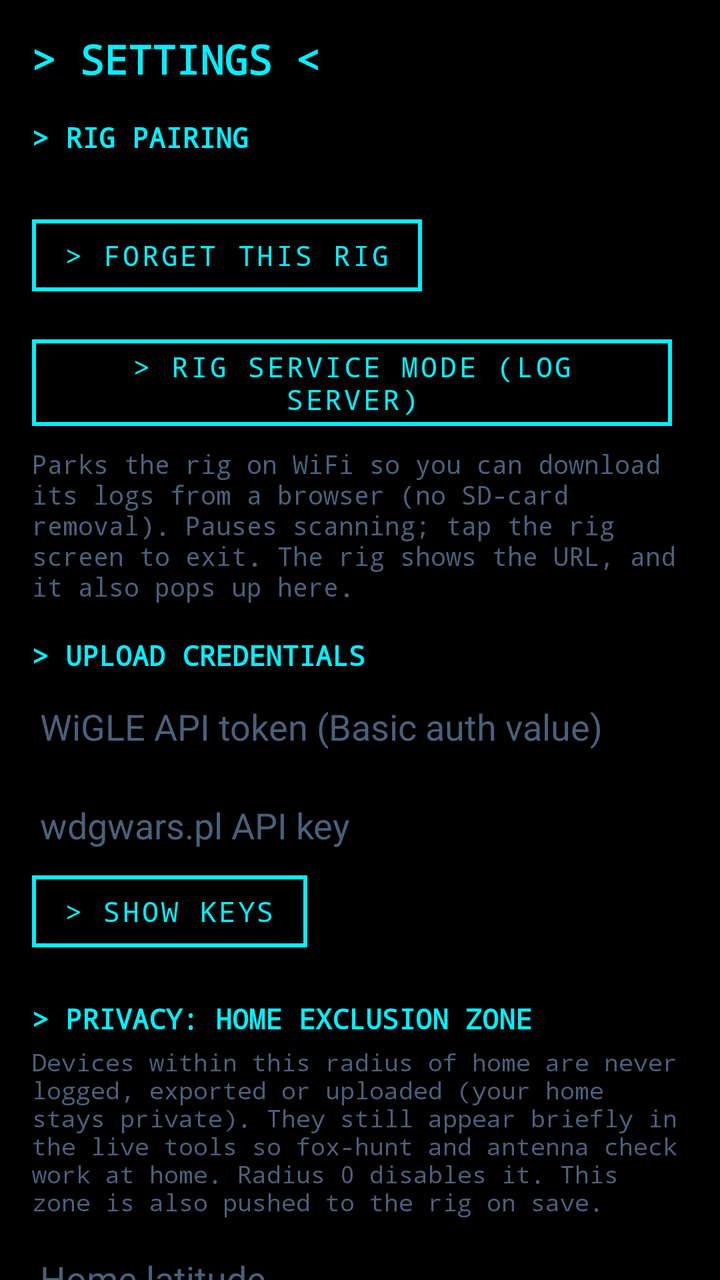
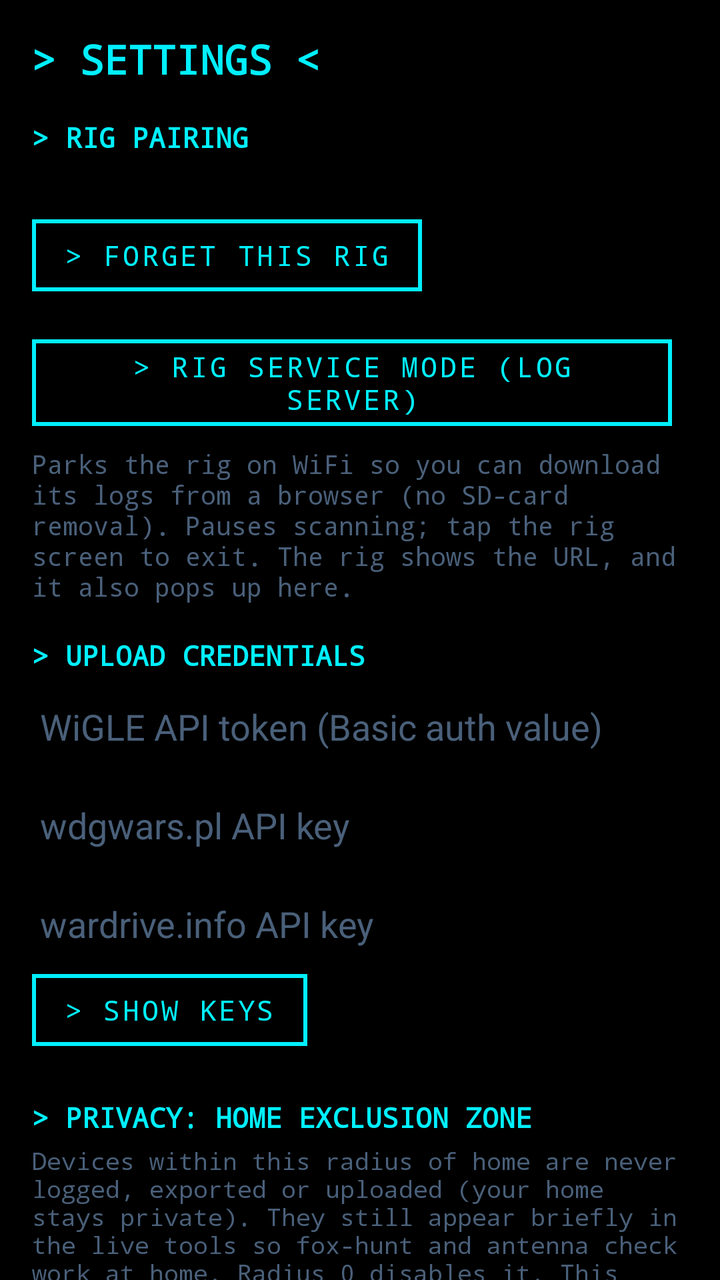

The first picture is an Android layout as it rendered before a commit; the second is the same layout after the commit. The layout source and the unified diff follow.
<!-- AndroidManifest.xml: application theme Theme.WardriveBridge -->
<!-- res/layout/activity_settings.xml -->
<?xml version="1.0" encoding="utf-8"?>
<ScrollView xmlns:android="http://schemas.android.com/apk/res/android"
    android:layout_width="match_parent"
    android:layout_height="match_parent"
    android:background="@color/background">

    <LinearLayout
        android:layout_width="match_parent"
        android:layout_height="wrap_content"
        android:orientation="vertical"
        android:padding="16dp">

        <TextView
            android:layout_width="match_parent"
            android:layout_height="wrap_content"
            android:text="&gt; SETTINGS &lt;"
            android:textColor="@color/cyan_500"
            android:textSize="20sp"
            android:textStyle="bold"
            android:paddingBottom="16dp" />

        <TextView
            android:layout_width="match_parent"
            android:layout_height="wrap_content"
            android:text="&gt; RIG PAIRING"
            android:textColor="@color/cyan_500"
            android:textSize="14sp"
            android:textStyle="bold"
            android:paddingBottom="4dp" />

        <TextView
            android:id="@+id/pairedRigText"
            android:layout_width="match_parent"
            android:layout_height="wrap_content"
            android:textColor="@color/text_primary"
            android:textSize="13sp" />

        <Button
            android:id="@+id/forgetRigButton"
            android:layout_width="wrap_content"
            android:layout_height="wrap_content"
            android:text="&gt; FORGET THIS RIG"
            android:layout_marginTop="4dp"
            android:layout_marginBottom="8dp" />

        <Button
            android:id="@+id/serviceModeButton"
            android:layout_width="wrap_content"
            android:layout_height="wrap_content"
            android:text="&gt; RIG SERVICE MODE (LOG SERVER)"
            android:layout_marginTop="4dp" />

        <TextView
            android:layout_width="match_parent"
            android:layout_height="wrap_content"
            android:text="Parks the rig on WiFi so you can download its logs from a browser (no SD-card removal). Pauses scanning; tap the rig screen to exit. The rig shows the URL, and it also pops up here."
            android:textColor="@color/text_secondary"
            android:textSize="13sp"
            android:layout_marginTop="4dp"
            android:layout_marginBottom="16dp" />

        <TextView
            android:layout_width="match_parent"
            android:layout_height="wrap_content"
            android:text="&gt; UPLOAD CREDENTIALS"
            android:textColor="@color/cyan_500"
            android:textSize="14sp"
            android:textStyle="bold"
            android:paddingBottom="4dp" />

        <EditText
            android:id="@+id/wigleTokenInput"
            android:layout_width="match_parent"
            android:layout_height="wrap_content"
            android:hint="WiGLE API token (Basic auth value)"
            android:textColorHint="@color/text_secondary"
            android:textColor="@color/text_primary"
            android:inputType="textPassword"
            android:singleLine="true" />

        <EditText
            android:id="@+id/wdgwarsKeyInput"
            android:layout_width="match_parent"
            android:layout_height="wrap_content"
            android:hint="wdgwars.pl API key"
            android:textColorHint="@color/text_secondary"
            android:textColor="@color/text_primary"
            android:inputType="textPassword"
            android:singleLine="true"
            android:layout_marginTop="8dp" />

        <Button
            android:id="@+id/showKeysButton"
            android:layout_width="wrap_content"
            android:layout_height="wrap_content"
            android:text="&gt; SHOW KEYS" />

        <TextView
            android:layout_width="match_parent"
            android:layout_height="wrap_content"
            android:text="&gt; PRIVACY: HOME EXCLUSION ZONE"
            android:textColor="@color/cyan_500"
            android:textSize="14sp"
            android:textStyle="bold"
            android:paddingTop="20dp"
            android:paddingBottom="4dp" />

        <TextView
            android:layout_width="match_parent"
            android:layout_height="wrap_content"
            android:text="Devices within this radius of home are never logged, exported or uploaded (your home stays private). They still appear briefly in the live tools so fox-hunt and antenna check work at home. Radius 0 disables it. This zone is also pushed to the rig on save."
            android:textColor="@color/text_secondary"
            android:textSize="12sp"
            android:paddingBottom="8dp" />

        <EditText
            android:id="@+id/homeLatInput"
            android:layout_width="match_parent"
            android:layout_height="wrap_content"
            android:hint="Home latitude"
            android:textColorHint="@color/text_secondary"
            android:textColor="@color/text_primary"
            android:inputType="numberSigned|numberDecimal"
            android:singleLine="true" />

        <EditText
            android:id="@+id/homeLonInput"
            android:layout_width="match_parent"
            android:layout_height="wrap_content"
            android:hint="Home longitude"
            android:textColorHint="@color/text_secondary"
            android:textColor="@color/text_primary"
            android:inputType="numberSigned|numberDecimal"
            android:singleLine="true"
            android:layout_marginTop="8dp" />

        <EditText
            android:id="@+id/homeRadiusInput"
            android:layout_width="match_parent"
            android:layout_height="wrap_content"
            android:hint="Exclusion radius (meters)"
            android:textColorHint="@color/text_secondary"
            android:textColor="@color/text_primary"
            android:inputType="numberDecimal"
            android:singleLine="true"
            android:layout_marginTop="8dp" />

        <Button
            android:id="@+id/useCurrentLocationButton"
            android:layout_width="wrap_content"
            android:layout_height="wrap_content"
            android:text="&gt; USE CURRENT GPS FIX AS HOME"
            android:layout_marginTop="8dp" />

        <TextView
            android:layout_width="match_parent"
            android:layout_height="wrap_content"
            android:text="&gt; PRIVACY: BLACKLISTS"
            android:textColor="@color/cyan_500"
            android:textSize="14sp"
            android:textStyle="bold"
            android:paddingTop="20dp"
            android:paddingBottom="4dp" />

        <TextView
            android:layout_width="match_parent"
            android:layout_height="wrap_content"
            android:text="Any SSID ending in _nomap is always excluded (WiGLE's own opt-out convention), regardless of these lists."
            android:textColor="@color/text_secondary"
            android:textSize="12sp"
            android:paddingBottom="8dp" />

        <EditText
            android:id="@+id/macBlacklistInput"
            android:layout_width="match_parent"
            android:layout_height="wrap_content"
            android:hint="MAC blacklist, comma-separated"
            android:textColorHint="@color/text_secondary"
            android:textColor="@color/text_primary" />

        <EditText
            android:id="@+id/ssidBlacklistInput"
            android:layout_width="match_parent"
            android:layout_height="wrap_content"
            android:hint="SSID/name blacklist, comma-separated"
            android:textColorHint="@color/text_secondary"
            android:textColor="@color/text_primary"
            android:layout_marginTop="8dp" />

        <TextView
            android:layout_width="match_parent"
            android:layout_height="wrap_content"
            android:text="&gt; CUSTOM DEVICE OUIs"
            android:textColor="@color/cyan_500"
            android:textSize="14sp"
            android:textStyle="bold"
            android:paddingTop="20dp"
            android:paddingBottom="4dp" />

        <TextView
            android:layout_width="match_parent"
            android:layout_height="wrap_content"
            android:text="Extra MAC prefixes (OUIs) to flag as Flock or Police/Axon cameras, on top of the built-in signatures. One per line or comma-separated, e.g. B4:1E:52. Applies to phone-side BLE scans on the next run."
            android:textColor="@color/text_secondary"
            android:textSize="12sp"
            android:paddingBottom="8dp" />

        <EditText
            android:id="@+id/customFlockOuisInput"
            android:layout_width="match_parent"
            android:layout_height="wrap_content"
            android:hint="Flock camera OUIs"
            android:inputType="textMultiLine|textCapCharacters"
            android:textColorHint="@color/text_secondary"
            android:textColor="@color/text_primary" />

        <EditText
            android:id="@+id/customPoliceOuisInput"
            android:layout_width="match_parent"
            android:layout_height="wrap_content"
            android:hint="Police / Axon camera OUIs"
            android:inputType="textMultiLine|textCapCharacters"
            android:textColorHint="@color/text_secondary"
            android:textColor="@color/text_primary"
            android:layout_marginTop="8dp" />

        <TextView
            android:layout_width="match_parent"
            android:layout_height="wrap_content"
            android:text="&gt; GPS QUALITY GATING"
            android:textColor="@color/cyan_500"
            android:textSize="14sp"
            android:textStyle="bold"
            android:paddingTop="20dp"
            android:paddingBottom="4dp" />

        <TextView
            android:layout_width="match_parent"
            android:layout_height="wrap_content"
            android:text="Pause logging when HDOP (horizontal position quality from real GPS NMEA data) rises above this value - tunnels, urban canyons, or no fix yet. 0 disables this and always logs."
            android:textColor="@color/text_secondary"
            android:textSize="12sp"
            android:paddingBottom="8dp" />

        <EditText
            android:id="@+id/maxHdopInput"
            android:layout_width="match_parent"
            android:layout_height="wrap_content"
            android:hint="Max HDOP, 0 = disabled"
            android:textColorHint="@color/text_secondary"
            android:textColor="@color/text_primary"
            android:inputType="numberDecimal"
            android:singleLine="true" />

        <TextView
            android:layout_width="match_parent"
            android:layout_height="wrap_content"
            android:text="&gt; STORAGE"
            android:textColor="@color/cyan_500"
            android:textSize="14sp"
            android:textStyle="bold"
            android:paddingTop="20dp"
            android:paddingBottom="4dp" />

        <TextView
            android:layout_width="match_parent"
            android:layout_height="wrap_content"
            android:text="Delete logs older than this many days on app start. 0 keeps everything forever."
            android:textColor="@color/text_secondary"
            android:textSize="12sp"
            android:paddingBottom="8dp" />

        <EditText
            android:id="@+id/retentionDaysInput"
            android:layout_width="match_parent"
            android:layout_height="wrap_content"
            android:hint="Retention (days), 0 = forever"
            android:textColorHint="@color/text_secondary"
            android:textColor="@color/text_primary"
            android:inputType="number"
            android:singleLine="true" />

        <TextView
            android:layout_width="match_parent"
            android:layout_height="wrap_content"
            android:text="&gt; DRIVING"
            android:textColor="@color/cyan_500"
            android:textSize="14sp"
            android:textStyle="bold"
            android:paddingTop="20dp"
            android:paddingBottom="4dp" />

        <EditText
            android:id="@+id/spokenMinutesInput"
            android:layout_width="match_parent"
            android:layout_height="wrap_content"
            android:hint="Spoken update every N minutes, 0 = off"
            android:textColorHint="@color/text_secondary"
            android:textColor="@color/text_primary"
            android:inputType="number"
            android:singleLine="true" />

        <CheckBox
            android:id="@+id/spokenTrackerCheck"
            android:layout_width="wrap_content"
            android:layout_height="wrap_content"
            android:textColor="@color/text_primary"
            android:text="Say it out loud when a tracker seems to follow you" />

        <CheckBox
            android:id="@+id/autoUploadCheck"
            android:layout_width="wrap_content"
            android:layout_height="wrap_content"
            android:textColor="@color/text_primary"
            android:text="Upload each run automatically when it stops on WiFi" />

        <CheckBox
            android:id="@+id/tripModeCheck"
            android:layout_width="wrap_content"
            android:layout_height="wrap_content"
            android:textColor="@color/text_primary"
            android:text="Trip mode: upload the rig's data through this phone (Bluetooth)" />

        <TextView
            android:layout_width="match_parent"
            android:layout_height="wrap_content"
            android:text="&gt; MESHTASTIC"
            android:textColor="@color/cyan_500"
            android:textSize="14sp"
            android:textStyle="bold"
            android:paddingTop="20dp"
            android:paddingBottom="4dp" />

        <TextView
            android:layout_width="match_parent"
            android:layout_height="wrap_content"
            android:text="Log the LoRa mesh nodes your own Meshtastic radio hears during a run and upload them to WDGWars. This app connects to the radio itself, so disconnect the Meshtastic app from the radio while a run is going (a radio takes one Bluetooth connection at a time). Pair the radio with this phone first."
            android:textColor="@color/text_secondary"
            android:textSize="13sp"
            android:paddingBottom="6dp" />

        <CheckBox
            android:id="@+id/meshCollectCheck"
            android:layout_width="wrap_content"
            android:layout_height="wrap_content"
            android:textColor="@color/text_primary"
            android:text="Collect Meshtastic nodes during runs" />

        <CheckBox
            android:id="@+id/meshBridgeCheck"
            android:layout_width="wrap_content"
            android:layout_height="wrap_content"
            android:textColor="@color/text_primary"
            android:text="Keep using the Meshtastic app during runs (bridge)" />

        <TextView
            android:layout_width="match_parent"
            android:layout_height="wrap_content"
            android:text="With the bridge on, the Meshtastic app reaches the radio through this app while a run is going: in the Meshtastic app, open Connections → Network, add 127.0.0.1 manually and connect to it (this also frees the radio's Bluetooth). After the run, switch the Meshtastic app back to the radio over Bluetooth. Any app on this phone could reach the bridge while it's open, so leave it off if you don't need it."
            android:textColor="@color/text_secondary"
            android:textSize="13sp"
            android:paddingBottom="6dp" />

        <TextView
            android:id="@+id/meshRadioText"
            android:layout_width="match_parent"
            android:layout_height="wrap_content"
            android:textColor="@color/text_primary"
            android:textSize="13sp"
            android:paddingTop="4dp" />

        <Button
            android:id="@+id/meshRadioButton"
            android:layout_width="wrap_content"
            android:layout_height="wrap_content"
            android:text="&gt; CHOOSE RADIO"
            android:layout_marginTop="4dp" />

        <TextView
            android:layout_width="match_parent"
            android:layout_height="wrap_content"
            android:text="&gt; BACKGROUND"
            android:textColor="@color/cyan_500"
            android:textSize="14sp"
            android:textStyle="bold"
            android:paddingTop="20dp"
            android:paddingBottom="4dp" />

        <TextView
            android:layout_width="match_parent"
            android:layout_height="wrap_content"
            android:text="Android's battery optimizer can pause or kill scanning when the screen is off or the app is in the background, so a long drive stops logging. Allow unrestricted background usage so a run keeps going with the screen off."
            android:textColor="@color/text_secondary"
            android:textSize="13sp"
            android:paddingBottom="6dp" />

        <Button
            android:id="@+id/batteryOptButton"
            android:layout_width="wrap_content"
            android:layout_height="wrap_content"
            android:text="&gt; ALLOW BACKGROUND USAGE"
            android:layout_marginTop="4dp" />

        <TextView
            android:layout_width="match_parent"
            android:layout_height="wrap_content"
            android:textColor="@color/text_secondary"
            android:textSize="12sp"
            android:text="For trips away from home WiFi. While on, the rig sends its logs over Bluetooth and this phone uploads them over its own connection; the rig holds off its own upload so nothing is sent twice. Off = the rig uploads over its own WiFi as usual." />

        <TextView
            android:layout_width="match_parent" android:layout_height="wrap_content"
            android:text="&gt; APP THEME" android:textColor="@color/cyan_500"
            android:textSize="14sp" android:textStyle="bold" android:paddingTop="20dp" android:paddingBottom="4dp" />

        <Button android:id="@+id/primaryAccentButton"
            android:layout_width="match_parent" android:layout_height="wrap_content"
            android:text="Primary accent colour" />
        <Button android:id="@+id/secondaryAccentButton"
            android:layout_width="match_parent" android:layout_height="wrap_content"
            android:text="Secondary accent colour" />
        <Button android:id="@+id/resetThemeButton"
            android:layout_width="wrap_content" android:layout_height="wrap_content"
            android:text="&gt; RESET THEME" />

        <TextView
            android:layout_width="match_parent" android:layout_height="wrap_content"
            android:text="&gt; RIG LEDS &amp; SCREEN" android:textColor="@color/cyan_500"
            android:textSize="14sp" android:textStyle="bold" android:paddingTop="20dp" android:paddingBottom="4dp" />
        <TextView
            android:layout_width="match_parent" android:layout_height="wrap_content"
            android:textColor="@color/text_secondary" android:textSize="12sp"
            android:text="Applied to the rig over Bluetooth and saved on its SD card. The CYD screen keeps its own look; these are just the status LEDs and screen brightness/timeout." />

        <EditText android:id="@+id/rigLedBrightnessInput"
            android:layout_width="match_parent" android:layout_height="wrap_content"
            android:hint="LED brightness 0-100" android:textColorHint="@color/text_secondary"
            android:textColor="@color/text_primary" android:inputType="number" android:singleLine="true" />
        <EditText android:id="@+id/rigScreenBrightnessInput"
            android:layout_width="match_parent" android:layout_height="wrap_content"
            android:hint="Screen brightness 0-100" android:textColorHint="@color/text_secondary"
            android:textColor="@color/text_primary" android:inputType="number" android:singleLine="true" />
        <EditText android:id="@+id/rigScreenTimeoutInput"
            android:layout_width="match_parent" android:layout_height="wrap_content"
            android:hint="Screen timeout seconds, 0 = never" android:textColorHint="@color/text_secondary"
            android:textColor="@color/text_primary" android:inputType="number" android:singleLine="true" />
        <CheckBox android:id="@+id/rigScreenKeepOnCheck"
            android:layout_width="wrap_content" android:layout_height="wrap_content"
            android:textColor="@color/text_primary" android:text="Keep the rig screen on while a run is active" />
        <CheckBox android:id="@+id/rigCountFoundCheck"
            android:layout_width="wrap_content" android:layout_height="wrap_content"
            android:textColor="@color/text_primary" android:text="Counters show found APs / BT / ALL instead of WiGLE / WDGW (this app, the rig screen and the map overlay)" />
        <Button android:id="@+id/rigLedApButton" android:layout_width="match_parent" android:layout_height="wrap_content" android:text="LED colour: AP seen" />
        <Button android:id="@+id/rigLedBleButton" android:layout_width="match_parent" android:layout_height="wrap_content" android:text="LED colour: BLE seen" />
        <Button android:id="@+id/rigLedOkButton" android:layout_width="match_parent" android:layout_height="wrap_content" android:text="LED colour: OK / start / stop" />
        <Button android:id="@+id/rigLedFailButton" android:layout_width="match_parent" android:layout_height="wrap_content" android:text="LED colour: error / fail" />

        <TextView
            android:layout_width="match_parent" android:layout_height="wrap_content"
            android:text="&gt; RIG NETWORK &amp; DEBUG" android:textColor="@color/cyan_500"
            android:textSize="14sp" android:textStyle="bold" android:paddingTop="20dp" android:paddingBottom="4dp" />
        <TextView
            android:layout_width="match_parent" android:layout_height="wrap_content"
            android:textColor="@color/text_secondary" android:textSize="12sp"
            android:text="Change the WiFi the rig uploads through, and the service-mode password that protects the log server. Sent to the rig over Bluetooth and saved on its SD card. Leave a field blank to keep what the rig already has. Password fields are cleared after saving." />

        <EditText android:id="@+id/rigWifiSsidInput"
            android:layout_width="match_parent" android:layout_height="wrap_content"
            android:hint="WiFi network name (SSID)" android:textColorHint="@color/text_secondary"
            android:textColor="@color/text_primary" android:inputType="text" android:singleLine="true" />
        <EditText android:id="@+id/rigWifiPassInput"
            android:layout_width="match_parent" android:layout_height="wrap_content"
            android:hint="WiFi password" android:textColorHint="@color/text_secondary"
            android:textColor="@color/text_primary" android:inputType="textPassword" android:singleLine="true" />
        <EditText android:id="@+id/rigBackupSsidInput"
            android:layout_width="match_parent" android:layout_height="wrap_content"
            android:hint="Backup WiFi name (e.g. phone hotspot)" android:textColorHint="@color/text_secondary"
            android:textColor="@color/text_primary" android:inputType="text" android:singleLine="true" />
        <EditText android:id="@+id/rigBackupPassInput"
            android:layout_width="match_parent" android:layout_height="wrap_content"
            android:hint="Backup WiFi password" android:textColorHint="@color/text_secondary"
            android:textColor="@color/text_primary" android:inputType="textPassword" android:singleLine="true" />
        <EditText android:id="@+id/rigServicePassInput"
            android:layout_width="match_parent" android:layout_height="wrap_content"
            android:hint="Service-mode password (log server)" android:textColorHint="@color/text_secondary"
            android:textColor="@color/text_primary" android:inputType="textPassword" android:singleLine="true" />

        <TextView
            android:layout_width="match_parent" android:layout_height="wrap_content"
            android:text="&gt; DETECTION ALERTS" android:textColor="@color/cyan_500"
            android:textSize="14sp" android:textStyle="bold" android:paddingTop="20dp" android:paddingBottom="4dp" />
        <TextView
            android:layout_width="match_parent" android:layout_height="wrap_content"
            android:textColor="@color/text_secondary" android:textSize="12sp"
            android:text="Announce (spoken + vibrate on the phone, and a banner + LED flash on the rig) the first time each of these is seen in a run. Sent to the rig too, so alerts work with or without the phone." />
        <CheckBox android:id="@+id/alertFlockCheck" android:layout_width="wrap_content" android:layout_height="wrap_content" android:textColor="@color/text_primary" android:text="Flock cameras (ALPR)" />
        <CheckBox android:id="@+id/alertPoliceCheck" android:layout_width="wrap_content" android:layout_height="wrap_content" android:textColor="@color/text_primary" android:text="Police body/fleet cameras" />
        <CheckBox android:id="@+id/alertSkimmerCheck" android:layout_width="wrap_content" android:layout_height="wrap_content" android:textColor="@color/text_primary" android:text="Possible BLE card skimmers" />
        <CheckBox android:id="@+id/alertFlipperCheck" android:layout_width="wrap_content" android:layout_height="wrap_content" android:textColor="@color/text_primary" android:text="Flipper Zero" />
        <CheckBox android:id="@+id/alertDroneCheck" android:layout_width="wrap_content" android:layout_height="wrap_content" android:textColor="@color/text_primary" android:text="Drones (Remote ID) - phone only" />
        <CheckBox android:id="@+id/alertMeshCheck" android:layout_width="wrap_content" android:layout_height="wrap_content" android:textColor="@color/text_primary" android:text="Meshtastic radios - phone only" />
        <CheckBox android:id="@+id/alertGlassesCheck" android:layout_width="wrap_content" android:layout_height="wrap_content" android:textColor="@color/text_primary" android:text="Smart glasses" />
        <CheckBox android:id="@+id/alertActionCamCheck" android:layout_width="wrap_content" android:layout_height="wrap_content" android:textColor="@color/text_primary" android:text="Action cameras" />
        <CheckBox android:id="@+id/alertPineappleCheck" android:layout_width="wrap_content" android:layout_height="wrap_content" android:textColor="@color/text_primary" android:text="WiFi Pineapple (rogue AP)" />
        <CheckBox android:id="@+id/alertHackToolCheck" android:layout_width="wrap_content" android:layout_height="wrap_content" android:textColor="@color/text_primary" android:text="Hack tool / Pwnagotchi (nearby attack gear)" />

        <Button
            android:id="@+id/saveSettingsButton"
            android:layout_width="match_parent"
            android:layout_height="wrap_content"
            android:text="&gt; SAVE"
            android:layout_marginTop="24dp" />

    </LinearLayout>
</ScrollView>
<!-- resources referenced by this layout -->
<resources>
  <color name="background">#000000</color>
  <color name="cyan_500">#00F0FF</color>
  <color name="text_primary">#00F0FF</color>
  <color name="text_secondary">#4A607A</color>
  <style name="Theme.WardriveBridge" parent="Theme.MaterialComponents.DayNight.NoActionBar">
          <item name="colorPrimary">@color/cyan_500</item>
          <item name="colorPrimaryDark">@color/pure_black</item>
          <item name="colorAccent">@color/cyan_500</item>
          <item name="android:windowBackground">@color/background</item>
          
          <item name="android:textViewStyle">@style/TacticalTextView</item>
          <item name="buttonStyle">@style/TacticalButton</item>
          <item name="materialButtonStyle">@style/TacticalButton</item>
          <item name="android:editTextStyle">@style/TacticalEditText</item>
      </style>
  <color name="pure_black">#000000</color>
  <style name="TacticalTextView" parent="android:Widget.TextView">
          <item name="android:fontFamily">monospace</item>
          <item name="android:typeface">monospace</item>
      </style>
  <style name="TacticalButton" parent="Widget.MaterialComponents.Button.OutlinedButton">
          <item name="android:fontFamily">monospace</item>
          <item name="android:typeface">monospace</item>
          <item name="android:textAllCaps">true</item>
          <item name="android:textColor">@color/cyan_500</item>
          <item name="strokeColor">@color/cyan_500</item>
          <item name="strokeWidth">2dp</item>
          <item name="cornerRadius">0dp</item>
          <item name="rippleColor">@color/cyan_500</item>
          <item name="android:elevation">0dp</item>
          <item name="android:stateListAnimator">@null</item>
      </style>
  <style name="TacticalEditText" parent="android:Widget.EditText">
          <item name="android:fontFamily">monospace</item>
          <item name="android:typeface">monospace</item>
          <item name="android:textColor">@color/text_primary</item>
          <item name="android:textColorHint">@color/text_secondary</item>
      </style>
</resources>

<!-- the commit's change to res/layout/activity_settings.xml (unified diff, before → after) -->
@@ -83,6 +83,17 @@
             android:layout_width="match_parent"
             android:layout_height="wrap_content"
             android:hint="wdgwars.pl API key"
+            android:textColorHint="@color/text_secondary"
+            android:textColor="@color/text_primary"
+            android:inputType="textPassword"
+            android:singleLine="true"
+            android:layout_marginTop="8dp" />
+
+        <EditText
+            android:id="@+id/wardriftKeyInput"
+            android:layout_width="match_parent"
+            android:layout_height="wrap_content"
+            android:hint="wardrive.info API key"
             android:textColorHint="@color/text_secondary"
             android:textColor="@color/text_primary"
             android:inputType="textPassword"
